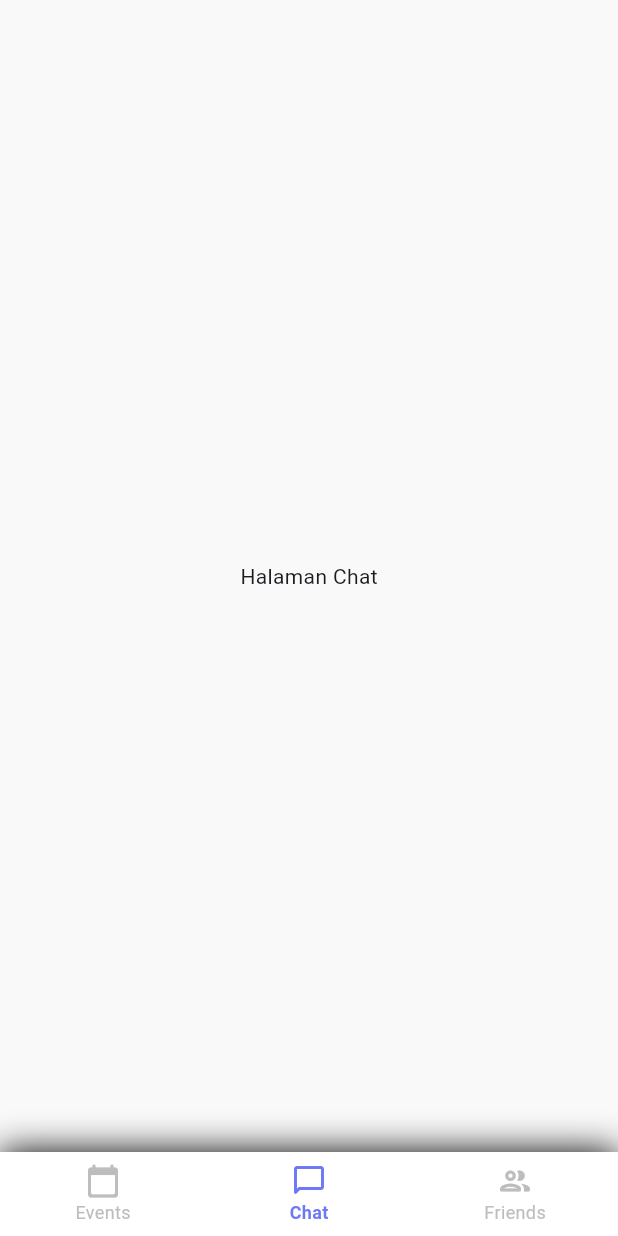
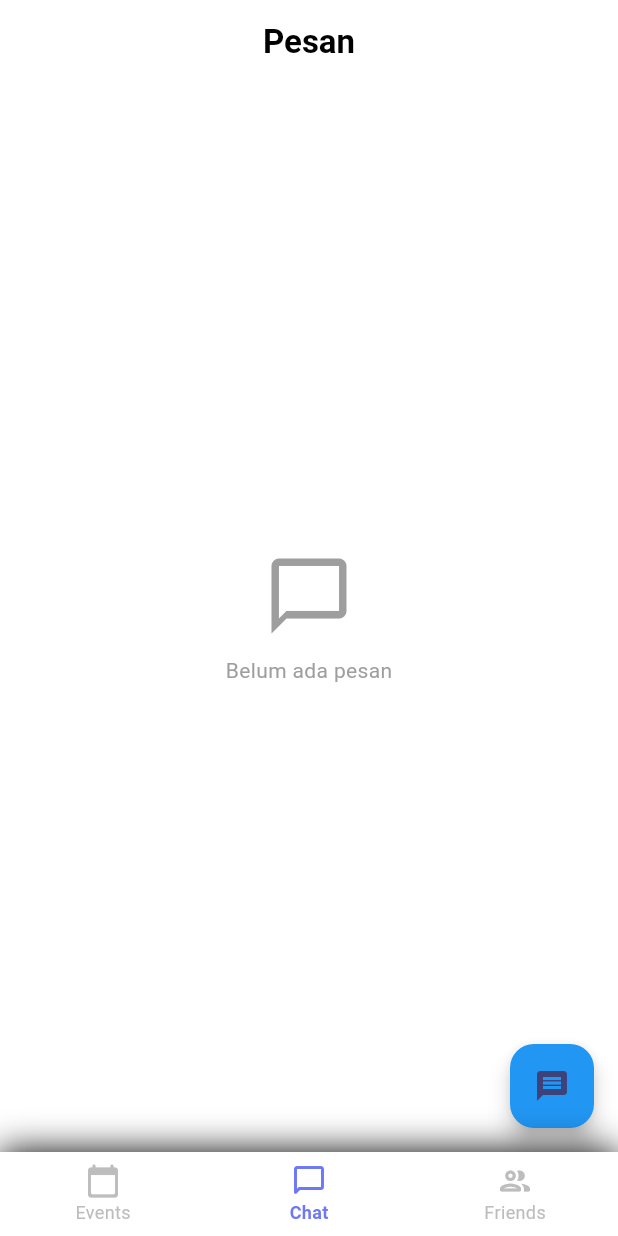
Before and after one commit to JonathanLukasW/ppb_journey_app, a Flutter app: the screen it shows once a user with an empty profile is signed in, item 2 of the bottom bar chosen, on a phone screen of 412 x 824 dp. Run offline on Flutter 3.47's test engine with Material 3 defaults, Android fonts, the phone set to English and light mode, and no system bars; our stand-ins replace flutter_dotenv, image_picker, supabase_flutter; accounts and stored records are empty; Roboto replaces fonts that are missing (Poppins).

Commit message:
menambah menu chat list

```diff
--- a/lib/main.dart
+++ b/lib/main.dart
@@ -1,5 +1,6 @@
 import 'package:flutter/material.dart';
 import 'package:flutter_dotenv/flutter_dotenv.dart';
+import 'package:ppb_journey_app/screens/chats/chat_list_screen.dart';
 import 'package:ppb_journey_app/screens/friends/friends_screen.dart';
 import 'package:supabase_flutter/supabase_flutter.dart';
 import 'package:ppb_journey_app/screens/auth/login_screen.dart';
@@ -75,7 +76,7 @@ class _MainScreenState extends State<MainScreen> {
   int _selectedIndex = 0;
   final List<Widget> _screens = [
     const EventListScreen(),
-    const Center(child: Text("Halaman Chat")),
+    const ChatListScreen(),
     const FriendsScreen(),
   ];
 
--- /dev/null
+++ b/lib/models/conversation.dart
@@ -0,0 +1,31 @@
+class Conversation {
+  final String partnerId;
+  final String username;
+  final String? avatarUrl;
+  final String lastMessage;
+  final DateTime time;
+  final bool isMe; // Apakah saya pengirim pesan terakhir?
+
+  Conversation({
+    required this.partnerId,
+    required this.username,
+    this.avatarUrl,
+    required this.lastMessage,
+    required this.time,
+    required this.isMe,
+  });
+
+  factory Conversation.fromMap(Map<String, dynamic> map, String myId) {
+    // Data profil teman diambil dari relasi (lihat service di bawah)
+    final partner = map['partner'] ?? {};
+
+    return Conversation(
+      partnerId: map['partner_id'],
+      username: map['username'] ?? 'Tanpa Nama',
+      avatarUrl: map['avatar_url'],
+      lastMessage: map['content'] ?? '',
+      time: DateTime.parse(map['created_at']).toLocal(),
+      isMe: map['sender_id'] == myId,
+    );
+  }
+}
--- /dev/null
+++ b/lib/screens/chats/chat_list_screen.dart
@@ -0,0 +1,159 @@
+import 'package:flutter/material.dart';
+import 'package:intl/intl.dart'; // Jangan lupa tambahkan intl di pubspec.yaml
+import 'package:ppb_journey_app/models/conversation.dart'; // Sesuaikan import
+import 'package:ppb_journey_app/services/chat_service.dart';
+import 'package:ppb_journey_app/screens/chats/chat_screen.dart'; // Sesuaikan lokasi ChatScreen
+
+class ChatListScreen extends StatefulWidget {
+  const ChatListScreen({super.key});
+
+  @override
+  State<ChatListScreen> createState() => _ChatListScreenState();
+}
+
+class _ChatListScreenState extends State<ChatListScreen> {
+  final ChatService _chatService = ChatService();
+  late Future<List<Conversation>> _conversationsFuture;
+
+  @override
+  void initState() {
+    super.initState();
+    _loadConversations();
+  }
+
+  void _loadConversations() {
+    setState(() {
+      _conversationsFuture = _chatService.getConversations();
+    });
+  }
+
+  // Fungsi helper format waktu (misal: "10:30" atau "Kemarin")
+  String _formatTime(DateTime time) {
+    final now = DateTime.now();
+    final diff = now.difference(time).inDays;
+
+    if (diff == 0) {
+      return DateFormat('HH:mm').format(time);
+    } else if (diff == 1) {
+      return 'Kemarin';
+    } else {
+      return DateFormat('dd/MM/yy').format(time);
+    }
+  }
+
+  @override
+  Widget build(BuildContext context) {
+    return Scaffold(
+      backgroundColor: Colors.white,
+      appBar: AppBar(
+        title: const Text("Pesan", style: TextStyle(color: Colors.black, fontWeight: FontWeight.bold)),
+        backgroundColor: Colors.white,
+        elevation: 0,
+        centerTitle: true,
+      ),
+      body: FutureBuilder<List<Conversation>>(
+        future: _conversationsFuture,
+        builder: (context, snapshot) {
+          if (snapshot.connectionState == ConnectionState.waiting) {
+            return const Center(child: CircularProgressIndicator());
+          }
+          if (snapshot.hasError) {
+            return Center(child: Text("Error: ${snapshot.error}"));
+          }
+
+          final chats = snapshot.data ?? [];
+
+          if (chats.isEmpty) {
+            return const Center(
+              child: Column(
+                mainAxisAlignment: MainAxisAlignment.center,
+                children: [
+                  Icon(Icons.chat_bubble_outline, size: 60, color: Colors.grey),
+                  SizedBox(height: 10),
+                  Text("Belum ada pesan", style: TextStyle(color: Colors.grey)),
+                ],
+              ),
+            );
+          }
+
+          return ListView.separated(
+            itemCount: chats.length,
+            separatorBuilder: (context, index) => const Divider(height: 1, indent: 70),
+            itemBuilder: (context, index) {
+              final chat = chats[index];
+
+              return ListTile(
+                contentPadding: const EdgeInsets.symmetric(horizontal: 16, vertical: 8),
+                onTap: () async {
+                  // Navigasi ke ChatScreen
+                  await Navigator.push(
+                    context,
+                    MaterialPageRoute(
+                      builder: (_) => ChatScreen(
+                        friendId: chat.partnerId,
+                        friendName: chat.username,
+                      ),
+                    ),
+                  );
+                  // Refresh list saat kembali (siapa tahu ada pesan baru)
+                  _loadConversations();
+                },
+                leading: CircleAvatar(
+                  radius: 28,
+                  backgroundImage: chat.avatarUrl != null
+                      ? NetworkImage(chat.avatarUrl!)
+                      : null,
+                  child: chat.avatarUrl == null
+                      ? Text(chat.username[0].toUpperCase())
+                      : null,
+                ),
+                title: Text(
+                  chat.username,
+                  style: const TextStyle(fontWeight: FontWeight.bold, fontSize: 16),
+                ),
+                subtitle: Row(
+                  children: [
+                    if (chat.isMe) ...[
+                      const Icon(Icons.done_all, size: 16, color: Colors.grey),
+                      const SizedBox(width: 4),
+                    ],
+                    Expanded(
+                      child: Text(
+                        chat.lastMessage,
+                        maxLines: 1,
+                        overflow: TextOverflow.ellipsis, // Potong teks panjang dengan ...
+                        style: TextStyle(
+                          color: Colors.grey[600],
+                          fontSize: 14,
+                        ),
+                      ),
+                    ),
+                  ],
+                ),
+                trailing: Column(
+                  mainAxisAlignment: MainAxisAlignment.center,
+                  children: [
+                    Text(
+                      _formatTime(chat.time),
+                      style: TextStyle(color: Colors.grey[500], fontSize: 12),
+                    ),
+                    // Jika ingin fitur "unread count", bisa ditambahkan di sini nanti
+                  ],
+                ),
+              );
+            },
+          );
+        },
+      ),
+      // Tombol Floating Action Button untuk memulai chat baru
+      floatingActionButton: FloatingActionButton(
+        backgroundColor: Colors.blue,
+        child: const Icon(Icons.message),
+        onPressed: () {
+          // Arahkan ke halaman Cari Teman atau Daftar Teman
+          // Navigator.push(context, MaterialPageRoute(builder: (_) => const FriendsScreen()));
+        },
+      ),
+    );
+  }
+}
--- a/lib/screens/friends/friends_screen.dart
+++ b/lib/screens/friends/friends_screen.dart
@@ -1,7 +1,7 @@
 import 'package:flutter/material.dart';
 import 'package:ppb_journey_app/models/friends.dart';
 import 'package:ppb_journey_app/screens/friends/add_friends_screen.dart';
-import 'package:ppb_journey_app/screens/friends/chat_screen.dart';
+import 'package:ppb_journey_app/screens/chats/chat_screen.dart';
 import 'package:ppb_journey_app/screens/friends/friends_inbox_screen.dart';
 import 'package:ppb_journey_app/services/friend_service.dart';
 
--- a/pubspec.yaml
+++ b/pubspec.yaml
@@ -14,6 +14,7 @@ dependencies:
   flutter_dotenv: ^5.1.0
   cupertino_icons: ^1.0.8
   image_picker: ^1.0.7
+  intl: ^0.20.2
 
 dev_dependencies:
   flutter_test:
```
Also changed, not shown: lib/screens/chats/chat_screen.dart (renamed from lib/screens/friends/chat_screen.dart, +31 -10 lines), lib/services/chat_service.dart (+17 -0 lines), pubspec.lock.
